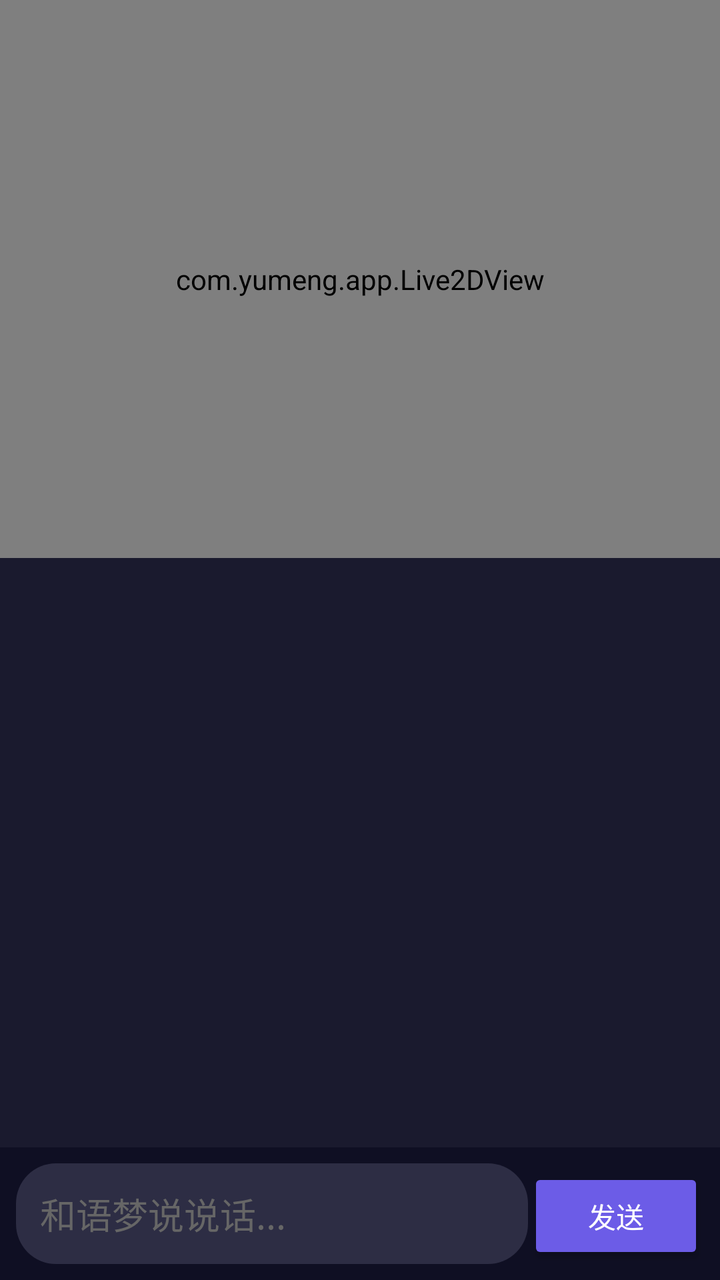
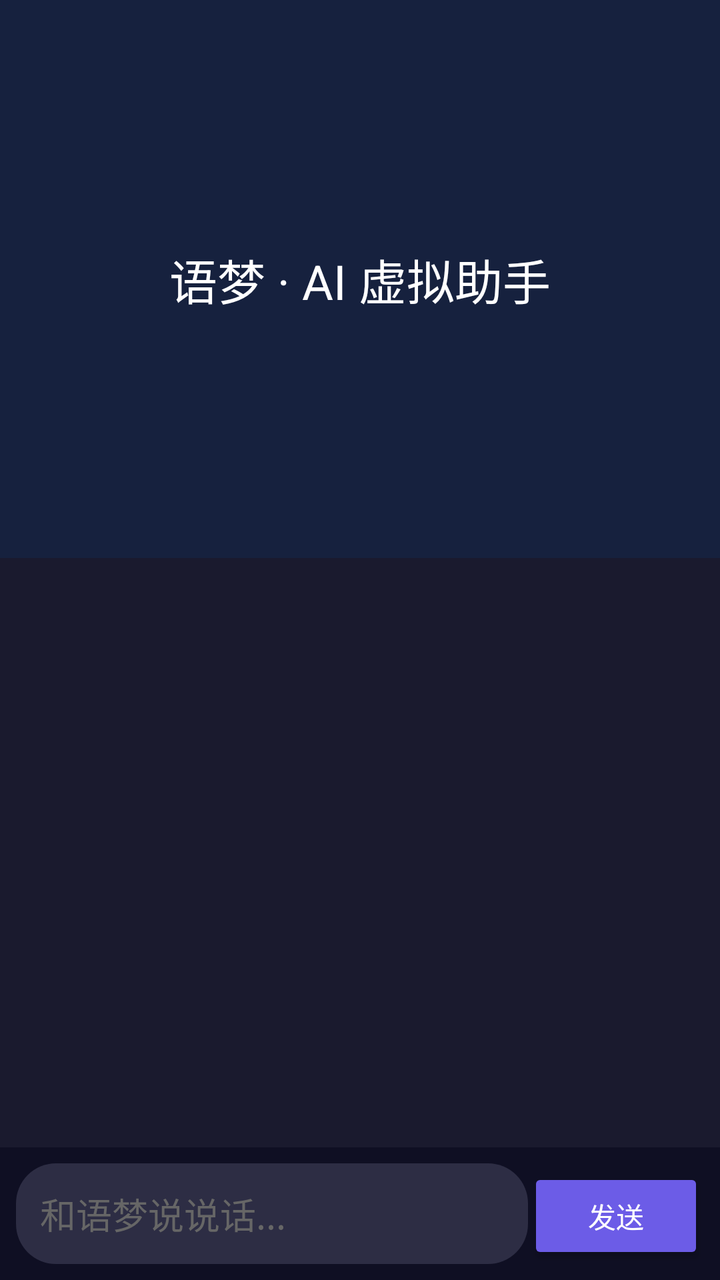

Screens rendered from an Android XML layout before and after an edit, with the pre-edit source and the edit as a unified diff.
<!-- AndroidManifest.xml: application theme Theme.YuMeng -->
<!-- res/layout/activity_main.xml -->
<?xml version="1.0" encoding="utf-8"?>
<androidx.constraintlayout.widget.ConstraintLayout
    xmlns:android="http://schemas.android.com/apk/res/android"
    xmlns:app="http://schemas.android.com/apk/res-auto"
    android:layout_width="match_parent"
    android:layout_height="match_parent"
    android:background="#1A1A2E">

    
    <com.yumeng.app.Live2DView
        android:id="@+id/live2dView"
        android:layout_width="match_parent"
        android:layout_height="0dp"
        app:layout_constraintTop_toTopOf="parent"
        app:layout_constraintBottom_toTopOf="@id/chatArea"
        app:layout_constraintStart_toStartOf="parent"
        app:layout_constraintEnd_toEndOf="parent" />

    
    <androidx.recyclerview.widget.RecyclerView
        android:id="@+id/chatArea"
        android:layout_width="match_parent"
        android:layout_height="0dp"
        android:layout_margin="8dp"
        app:layout_constraintTop_toBottomOf="@id/live2dView"
        app:layout_constraintBottom_toTopOf="@id/inputBar"
        app:layout_constraintStart_toStartOf="parent"
        app:layout_constraintEnd_toEndOf="parent" />

    
    <LinearLayout
        android:id="@+id/inputBar"
        android:layout_width="match_parent"
        android:layout_height="wrap_content"
        android:orientation="horizontal"
        android:padding="8dp"
        android:background="#0F0F23"
        app:layout_constraintBottom_toBottomOf="parent">

        <EditText
            android:id="@+id/inputText"
            android:layout_width="0dp"
            android:layout_height="wrap_content"
            android:layout_weight="1"
            android:hint="和语梦说说话..."
            android:textColor="#FFFFFF"
            android:textColorHint="#666666"
            android:background="@drawable/input_bg"
            android:padding="12dp" />

        <Button
            android:id="@+id/sendBtn"
            android:layout_width="wrap_content"
            android:layout_height="wrap_content"
            android:text="发送"
            android:textColor="#FFFFFF"
            android:backgroundTint="#6C5CE7" />
    </LinearLayout>

</androidx.constraintlayout.widget.ConstraintLayout>
<!-- resources referenced by this layout -->
<resources>
  <!-- drawable input_bg (drawable) -->
  <?xml version="1.0" encoding="utf-8"?>
  <shape xmlns:android="http://schemas.android.com/apk/res/android"
      android:shape="rectangle">
      <solid android:color="#2D2D44" />
      <corners android:radius="20dp" />
      <padding android:left="16dp" android:right="16dp" />
  </shape>
  <style name="Theme.YuMeng" parent="Theme.MaterialComponents.DayNight.NoActionBar">
          <item name="colorPrimary">#6C5CE7</item>
          <item name="colorPrimaryDark">#4A3FCF</item>
          <item name="colorAccent">#A29BFE</item>
          <item name="android:windowBackground">#1A1A2E</item>
          <item name="android:statusBarColor">#0F0F23</item>
      </style>
</resources>

<!-- the commit's change to res/layout/activity_main.xml (unified diff, before → after) -->
@@ -7,10 +7,15 @@
     android:background="#1A1A2E">
 
     
-    <com.yumeng.app.Live2DView
-        android:id="@+id/live2dView"
+    <TextView
+        android:id="@+id/headerView"
         android:layout_width="match_parent"
         android:layout_height="0dp"
+        android:gravity="center"
+        android:text="语梦 · AI 虚拟助手"
+        android:textColor="#FFFFFF"
+        android:textSize="24sp"
+        android:background="#16213E"
         app:layout_constraintTop_toTopOf="parent"
         app:layout_constraintBottom_toTopOf="@id/chatArea"
         app:layout_constraintStart_toStartOf="parent"
@@ -22,7 +27,7 @@
         android:layout_width="match_parent"
         android:layout_height="0dp"
         android:layout_margin="8dp"
-        app:layout_constraintTop_toBottomOf="@id/live2dView"
+        app:layout_constraintTop_toBottomOf="@id/headerView"
         app:layout_constraintBottom_toTopOf="@id/inputBar"
         app:layout_constraintStart_toStartOf="parent"
         app:layout_constraintEnd_toEndOf="parent" />
